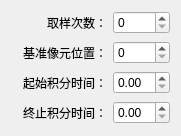
The window that HeGui/HSpecFittingLinearWidget.ui (hexianqi/QtCode) describes before a commit, drawn with Qt 5.
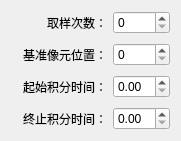
The same window after the commit.

```diff
--- a/HeGui/HSpecFittingLinearWidget.ui
+++ b/HeGui/HSpecFittingLinearWidget.ui
@@ -7,16 +7,19 @@
     <x>0</x>
     <y>0</y>
     <width>178</width>
-    <height>132</height>
+    <height>125</height>
    </rect>
   </property>
   <layout class="QFormLayout" name="formLayout">
+   <property name="verticalSpacing">
+    <number>9</number>
+   </property>
    <item row="0" column="0">
     <widget class="QLabel" name="label_001">
      <property name="minimumSize">
       <size>
        <width>96</width>
-       <height>24</height>
+       <height>0</height>
       </size>
      </property>
      <property name="text">
@@ -38,7 +41,7 @@
      <property name="minimumSize">
       <size>
        <width>96</width>
-       <height>24</height>
+       <height>0</height>
       </size>
      </property>
      <property name="text">
@@ -66,7 +69,7 @@
      <property name="minimumSize">
       <size>
        <width>96</width>
-       <height>24</height>
+       <height>0</height>
       </size>
      </property>
      <property name="text">
@@ -94,7 +97,7 @@
      <property name="minimumSize">
       <size>
        <width>96</width>
-       <height>24</height>
+       <height>0</height>
       </size>
      </property>
      <property name="text">
```
Left out of the diff: 12 changed lines with no effect on the pictures.
